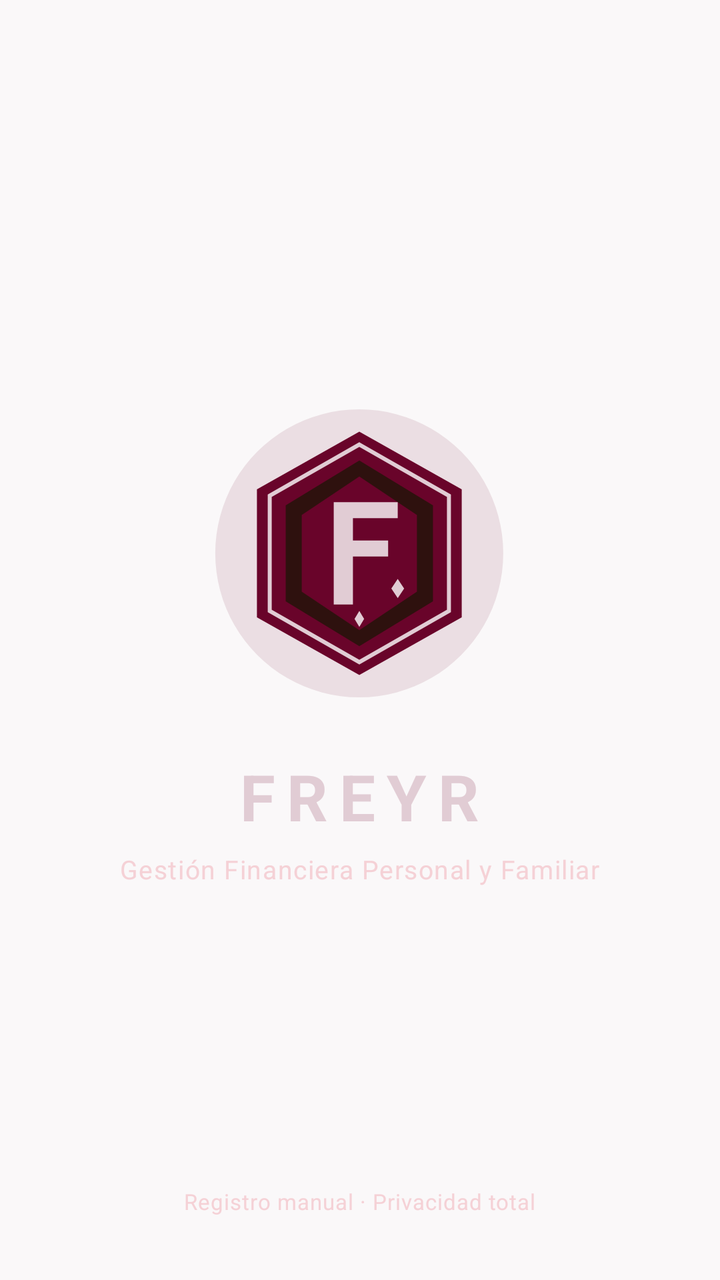
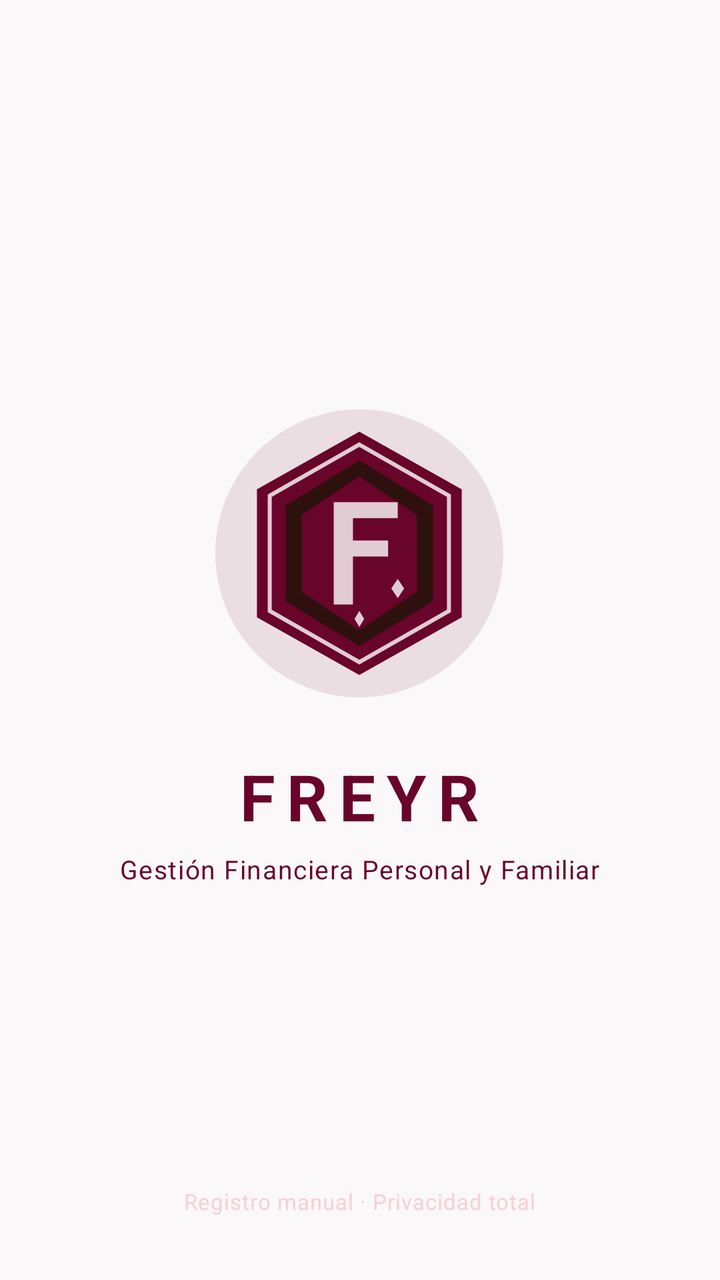

The first picture is an Android layout as it rendered before a commit; the second is the same layout after the commit. The layout source and the unified diff follow.
<!-- AndroidManifest.xml: application theme Theme.Freyr -->
<!-- res/layout/activity_splash.xml -->
<?xml version="1.0" encoding="utf-8"?>
<RelativeLayout xmlns:android="http://schemas.android.com/apk/res/android"
    android:layout_width="match_parent"
    android:layout_height="match_parent"
    android:background="@color/freyr_background">

    <LinearLayout
        android:layout_width="wrap_content"
        android:layout_height="wrap_content"
        android:layout_centerInParent="true"
        android:gravity="center_horizontal"
        android:orientation="vertical"
        android:padding="24dp">

        
        <ImageView
            android:id="@+id/iv_splash_logo"
            android:layout_width="160dp"
            android:layout_height="160dp"
            android:src="@drawable/ic_freyr_logo_detailed"
            android:contentDescription="Freyr Logo Detallado" />

        <TextView
            android:layout_width="wrap_content"
            android:layout_height="wrap_content"
            android:text="FREYR"
            android:textColor="@color/freyr_secondary"
            android:textSize="32sp"
            android:textStyle="bold"
            android:letterSpacing="0.18"
            android:layout_marginTop="20dp" />

        <TextView
            android:layout_width="wrap_content"
            android:layout_height="wrap_content"
            android:text="Gestión Financiera Personal y Familiar"
            android:textColor="@color/freyr_text_secondary"
            android:textSize="13sp"
            android:letterSpacing="0.04"
            android:layout_marginTop="6dp" />
    </LinearLayout>

    <TextView
        android:layout_width="wrap_content"
        android:layout_height="wrap_content"
        android:layout_alignParentBottom="true"
        android:layout_centerHorizontal="true"
        android:layout_marginBottom="32dp"
        android:text="Registro manual · Privacidad total"
        android:textColor="@color/freyr_text_secondary"
        android:textSize="11sp"
        android:letterSpacing="0.03" />

</RelativeLayout>
<!-- resources referenced by this layout -->
<resources>
  <color name="freyr_background">#FAF8F9</color>
  <color name="freyr_secondary">#E1CCD4</color>
  <color name="freyr_text_secondary">#F6F5CFD4</color>
  <!-- drawable ic_freyr_logo_detailed (drawable) -->
  <vector xmlns:android="http://schemas.android.com/apk/res/android"
      android:width="200dp"
      android:height="200dp"
      android:viewportWidth="200"
      android:viewportHeight="200">
      
      
      <path
          android:fillColor="#1A69042A"
          android:pathData="M100,10 A90,90 0 1,1 99.9,10 Z" />
      
      
      <path
          android:fillColor="#69042A"
          android:pathData="M100,24 L164,60 L164,140 L100,176 L36,140 L36,60 Z" />
      
      
      <path
          android:strokeColor="#E1CCD4"
          android:strokeWidth="2.5"
          android:pathData="M100,32 L156,64 L156,136 L100,168 L44,136 L44,64 Z" />
      
      
      <path
          android:fillColor="#2E110E"
          android:pathData="M100,42 L146,70 L146,130 L100,158 L54,130 L54,70 Z" />
      
      
      <path
          android:fillColor="#69042A"
          android:pathData="M100,52 L136,76 L136,124 L100,148 L64,124 L64,76 Z" />
  
      
      <path
          android:fillColor="#E1CCD4"
          android:pathData="M84,68 L124,68 L124,78 L96,78 L96,92 L118,92 L118,102 L96,102 L96,132 L84,132 Z" />
      
      
      <path
          android:fillColor="#E1CCD4"
          android:pathData="M124,116 L128,122 L124,128 L120,122 Z" />
      <path
          android:fillColor="#E1CCD4"
          android:pathData="M100,136 L103,141 L100,146 L97,141 Z" />
  </vector>
  <style name="Theme.Freyr" parent="Theme.Material3.Dark.NoActionBar">
          
          <item name="colorPrimary">@color/freyr_primary</item>
          <item name="colorPrimaryDark">@color/freyr_primary_dark</item>
          <item name="colorSecondary">@color/freyr_secondary</item>
          <item name="colorOnPrimary">#FFFFFF</item>
          <item name="colorOnSecondary">@color/freyr_primary</item>
  
          
          <item name="android:colorBackground">@color/freyr_background</item>
          <item name="colorSurface">@color/freyr_surface</item>
          <item name="colorOnSurface">@color/freyr_text_primary</item>
  
          
          <item name="android:statusBarColor">@color/freyr_background</item>
          <item name="android:windowLightStatusBar">false</item>
          <item name="android:navigationBarColor">@color/freyr_background</item>
          <item name="android:windowLightNavigationBar">false</item>
          
          
          <item name="android:textColor">@color/freyr_text_primary</item>
          <item name="android:textColorHint">@color/freyr_text_secondary</item>
          <item name="colorControlNormal">@color/freyr_secondary</item>
          <item name="colorControlActivated">@color/freyr_primary</item>
      </style>
  <color name="freyr_primary">#69042A</color>
  <color name="freyr_primary_dark">#4A031E</color>
  <color name="freyr_surface">#3D1814</color>
  <color name="freyr_text_primary">#E1CCD4</color>
</resources>

<!-- the commit's change to res/layout/activity_splash.xml (unified diff, before → after) -->
@@ -23,21 +23,21 @@
         <TextView
             android:layout_width="wrap_content"
             android:layout_height="wrap_content"
+            android:layout_marginTop="20dp"
+            android:letterSpacing="0.18"
             android:text="FREYR"
-            android:textColor="@color/freyr_secondary"
+            android:textColor="@color/freyr_primary"
             android:textSize="32sp"
-            android:textStyle="bold"
-            android:letterSpacing="0.18"
-            android:layout_marginTop="20dp" />
+            android:textStyle="bold" />
 
         <TextView
             android:layout_width="wrap_content"
             android:layout_height="wrap_content"
+            android:layout_marginTop="6dp"
+            android:letterSpacing="0.04"
             android:text="Gestión Financiera Personal y Familiar"
-            android:textColor="@color/freyr_text_secondary"
-            android:textSize="13sp"
-            android:letterSpacing="0.04"
-            android:layout_marginTop="6dp" />
+            android:textColor="@color/freyr_primary"
+            android:textSize="13sp" />
     </LinearLayout>
 
     <TextView
